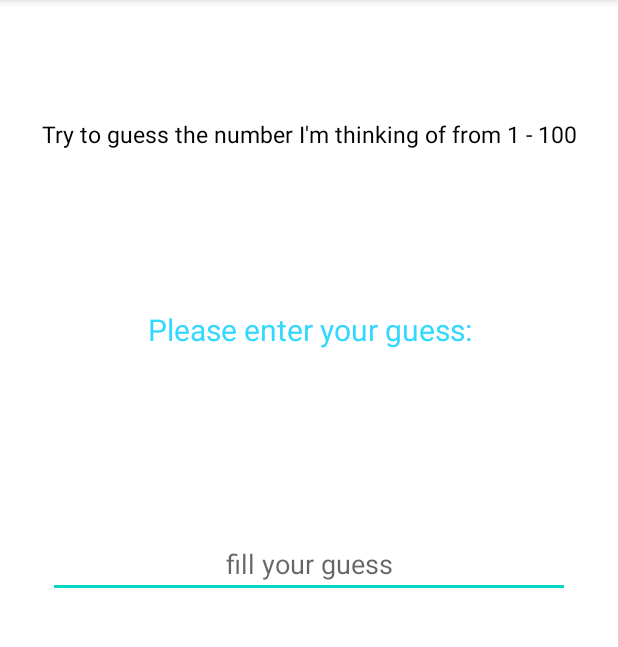
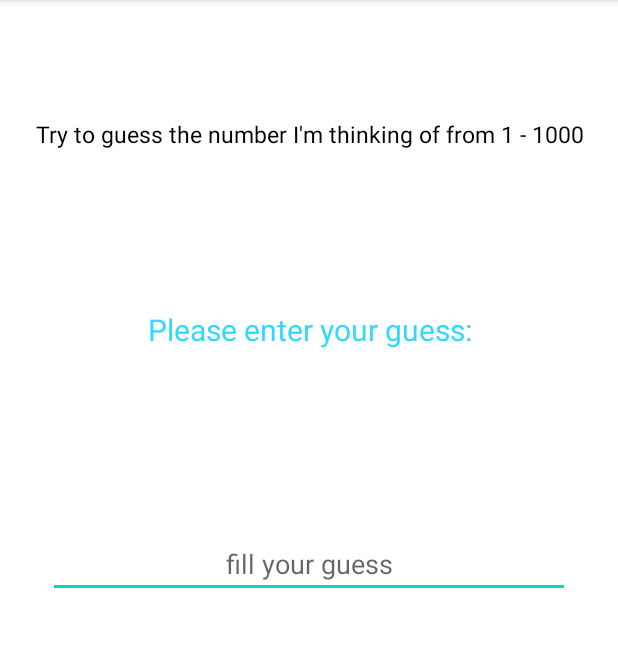
Before and after one commit to 6210612708/cn333as1, an Android app: the screen it shows after launch (MainActivity), on a phone screen of 412 x 824 dp, the part 84-731 px from its top. Run offline under Robolectric (Android 15) with nearby library versions, the phone set to English and light mode, and no system bars.

Commit message:
update commit

```diff
--- a/app/src/main/res/layout/activity_main.xml
+++ b/app/src/main/res/layout/activity_main.xml
@@ -58,7 +58,7 @@
         android:layout_height="wrap_content"
         android:layout_marginStart="32dp"
         android:layout_marginEnd="32dp"
-        android:text="Try to guess the number I'm thinking of from 1 - 100"
+        android:text="Try to guess the number I'm thinking of from 1 - 1000"
         android:textColor="#000000"
         android:textSize="15dp"
         app:layout_constraintBottom_toBottomOf="parent"
```
